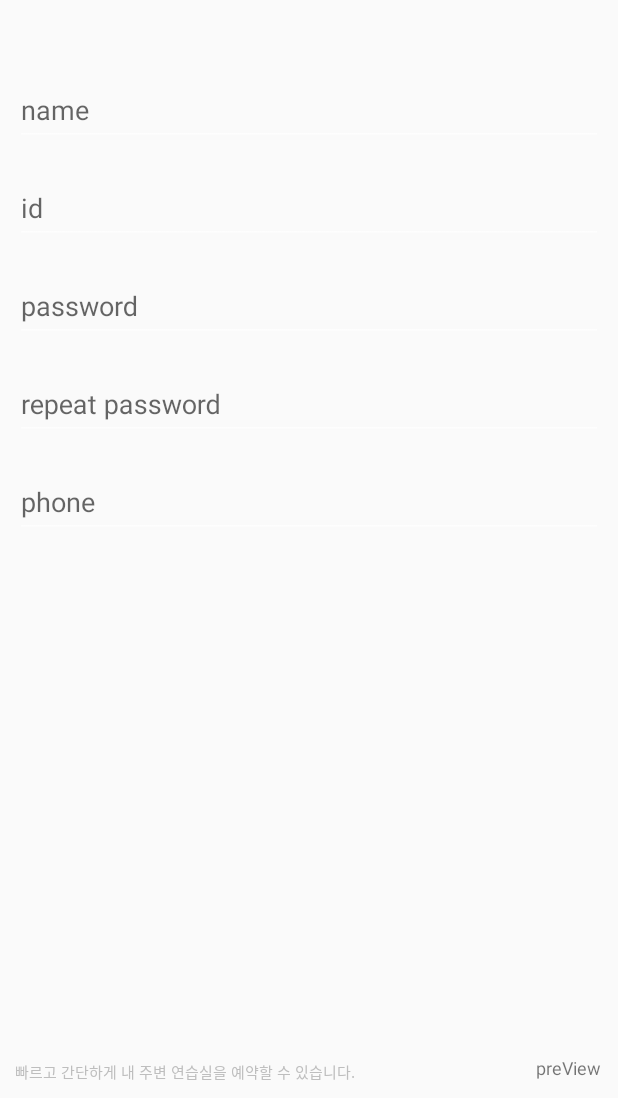
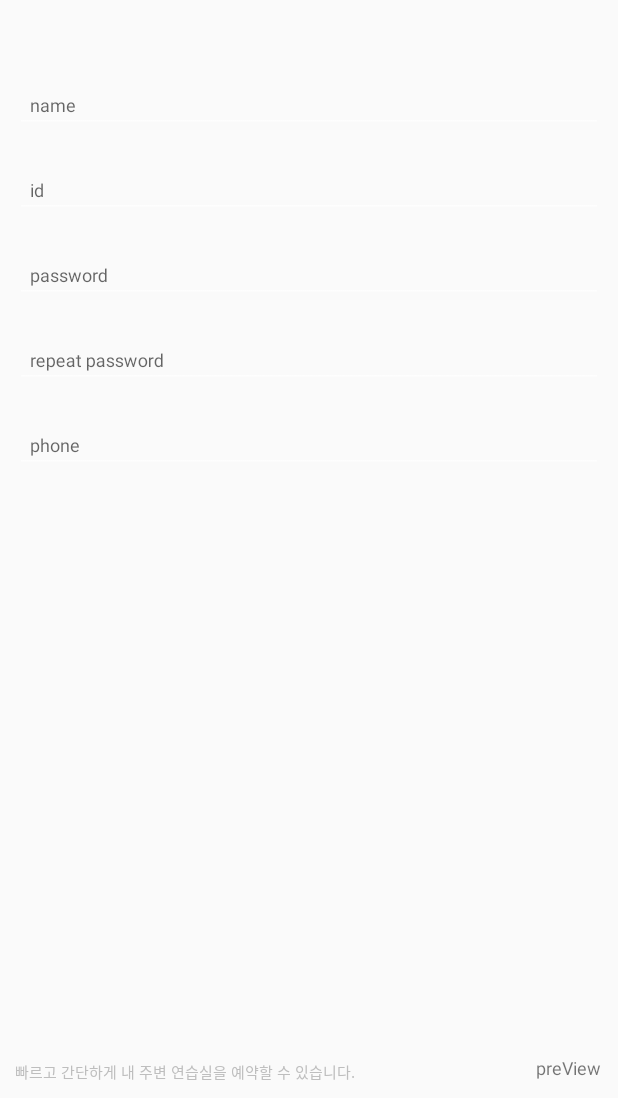
Before and after one commit to schatzen/ReservationAppByKotlin, an Android app: the SignUpFragment screen opened through its navigation route, on a phone screen of 412 x 824 dp, the part 138-1236 px from its top. Run offline under Robolectric (Android 15) with nearby library versions, the phone set to English and light mode, and no system bars.

Commit message:
-u style

```diff
--- a/client/app/src/main/res/values/styles.xml
+++ b/client/app/src/main/res/values/styles.xml
@@ -8,6 +8,15 @@
         <item name="colorAccent">@color/colorAccent</item>
     </style>
 
+    <style name="MyTextInputLayoutStyle" parent="Widget.Design.TextInputLayout">
+        <item name="boxCornerRadiusBottomEnd">4dp</item>
+        <item name="boxCornerRadiusBottomStart">4dp</item>
+        <item name="boxCornerRadiusTopEnd">4dp</item>
+        <item name="boxCornerRadiusTopStart">4dp</item>
+        <item name="boxStrokeColor">#FFC400</item>
+        <item name="hintEnabled">true</item>
+    </style>
+
     <style name="MyHintStyle" parent="TextAppearance.AppCompat.Small">
         <item name="android:textColor">#FFC400</item>
         <item name="android:textSize">10sp</item>
@@ -15,6 +24,9 @@
 
     <style name="MyEditTextStyle" parent="Theme.AppCompat.NoActionBar">
         <item name="colorAccent">#FFC400</item>
+        <item name="android:textSize">12sp</item>
+        <item name="android:textColor">#aaa</item>
+        <item name="android:padding">10dp</item>
     </style>
 
 </resources>
```
